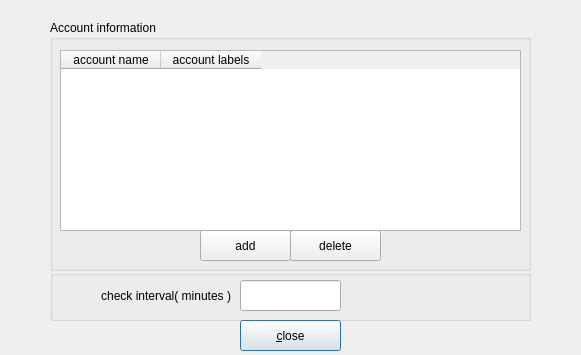
Old version of the form configurationdialog.ui in the repository mhogomchungu/qCheckGMail.
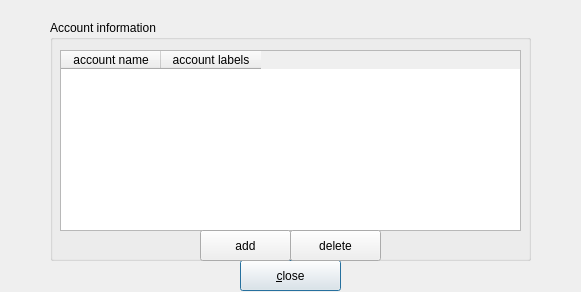
New version of the form.

What changed in the file:
```diff
--- a/configurationdialog.ui
+++ b/configurationdialog.ui
@@ -7,7 +7,7 @@
     <x>0</x>
     <y>0</y>
     <width>581</width>
-    <height>355</height>
+    <height>292</height>
    </rect>
   </property>
   <property name="windowTitle">
@@ -17,7 +17,7 @@
    <property name="geometry">
     <rect>
      <x>240</x>
-     <y>320</y>
+     <y>260</y>
      <width>101</width>
      <height>31</height>
     </rect>
@@ -25,6 +25,9 @@
    <property name="text">
     <string>&amp;close</string>
    </property>
+   <property name="default">
+    <bool>true</bool>
+   </property>
   </widget>
   <widget class="QGroupBox" name="groupBox">
    <property name="geometry">
@@ -32,7 +35,7 @@
      <x>50</x>
      <y>20</y>
      <width>481</width>
-     <height>251</height>
+     <height>241</height>
     </rect>
    </property>
    <property name="title">
@@ -103,45 +106,6 @@
     </property>
    </widget>
   </widget>
-  <widget class="QGroupBox" name="groupBox_2">
-   <property name="geometry">
-    <rect>
-     <x>50</x>
-     <y>270</y>
-     <width>481</width>
-     <height>51</height>
-    </rect>
-   </property>
-   <property name="title">
-    <string/>
-   </property>
-   <widget class="QLineEdit" name="lineEditInterval">
-    <property name="geometry">
-     <rect>
-      <x>190</x>
-      <y>10</y>
-      <width>101</width>
-      <height>31</height>
-     </rect>
-    </property>
-   </widget>
-   <widget class="QLabel" name="label">
-    <property name="geometry">
-     <rect>
-      <x>0</x>
-      <y>10</y>
-      <width>181</width>
-      <height>31</height>
-     </rect>
-    </property>
-    <property name="text">
-     <string>check interval( minutes )</string>
-    </property>
-    <property name="alignment">
-     <set>Qt::AlignRight|Qt::AlignTrailing|Qt::AlignVCenter</set>
-    </property>
-   </widget>
-  </widget>
  </widget>
  <tabstops>
   <tabstop>tableWidget</tabstop>
```
Left out of the diff: 3 changed lines with no effect on the pictures.
